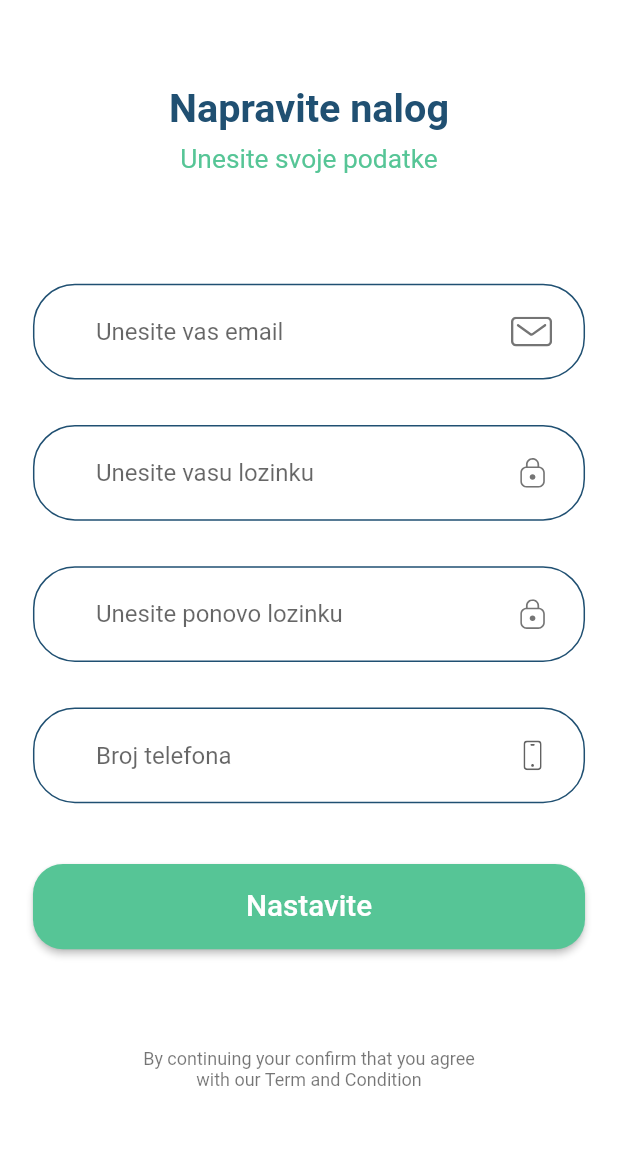
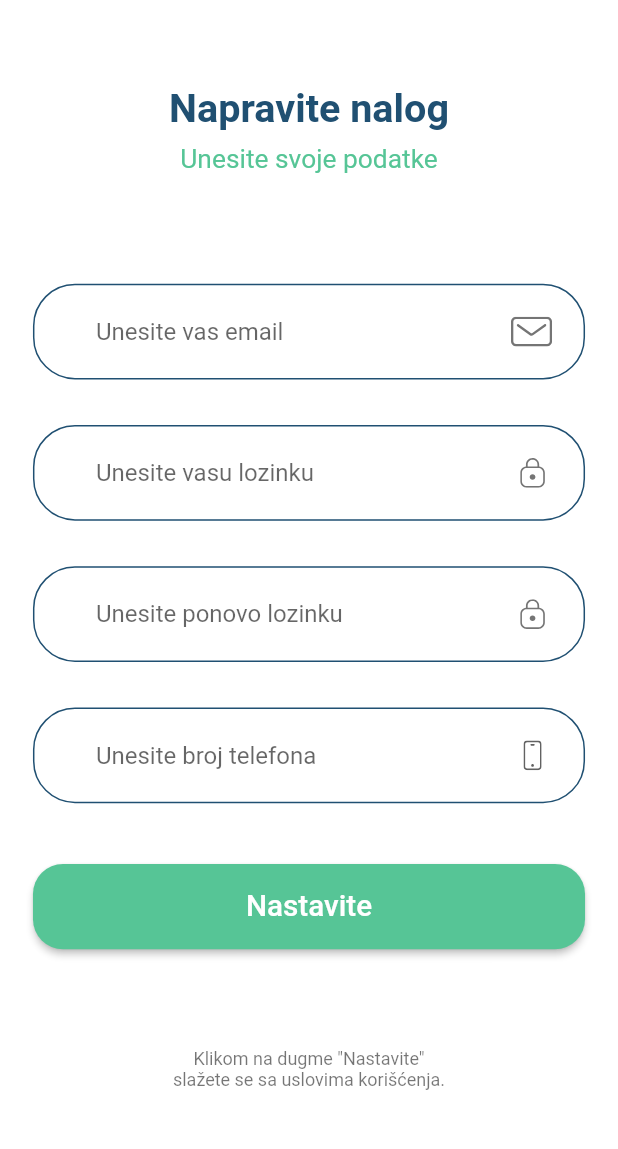
Before and after one commit to StefanRadosavljevic/jitsimeet, a Flutter app: the SignUpScreen screen opened by its route, on a phone screen of 412 x 824 dp, the part 58-1207 px from its top. Run offline on Flutter 3.47's test engine with Material 2 defaults, Android fonts, the phone set to English and light mode, and no system bars; our stand-ins replace flutter_svg; Roboto replaces fonts that are missing (Muli).

Commit message:
Strings fixed

```diff
--- a/lib/screens/signupScreen/components/signup_body.dart
+++ b/lib/screens/signupScreen/components/signup_body.dart
@@ -33,7 +33,7 @@ class SignUpBody extends StatelessWidget {
                 SignUpForm(),
                 SizedBox(height: SizeConfig.screenHeight * 0.08),
                 Text(
-                  'By continuing your confirm that you agree \nwith our Term and Condition',
+                  'Klikom na dugme "Nastavite" \nslažete se sa uslovima korišćenja.',
                   textAlign: TextAlign.center,
                   style: Theme.of(context).textTheme.caption,
                 )
--- a/lib/screens/signupScreen/components/signup_form.dart
+++ b/lib/screens/signupScreen/components/signup_form.dart
@@ -81,7 +81,7 @@ class _SignUpFormState extends State<SignUpForm> {
         return null;
       },
       decoration: InputDecoration(
-        hintText: "Broj telefona",
+        hintText: "Unesite broj telefona",
         // If  you are using latest version of flutter then lable text and hint text shown like this
         // if you r using flutter less then 1.20.* then maybe this is not working properly
         floatingLabelBehavior: FloatingLabelBehavior.always,
```
